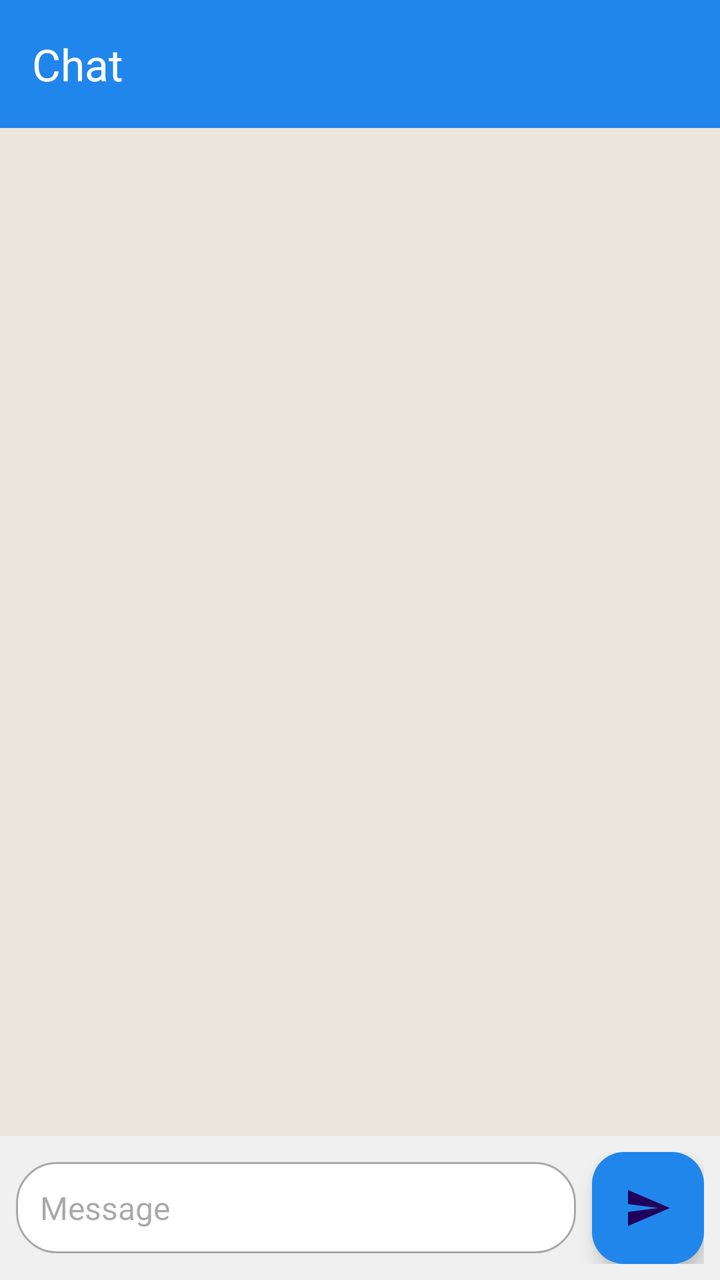
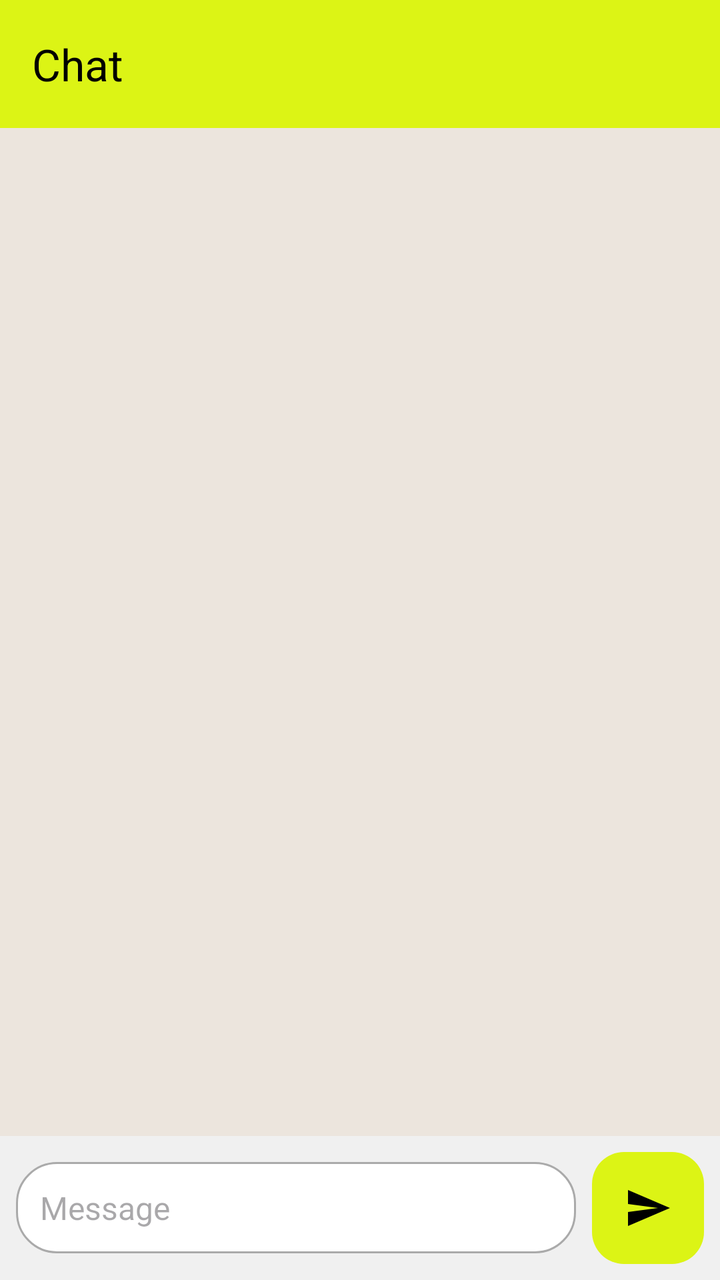

Two renders of the same Android screen: before a commit and after it. Below are the layout's source before the change and the commit's diff.
<!-- AndroidManifest.xml: activity theme Theme.KotlinChat -->
<!-- res/layout/activity_chat.xml -->
<?xml version="1.0" encoding="utf-8"?>
<androidx.coordinatorlayout.widget.CoordinatorLayout xmlns:android="http://schemas.android.com/apk/res/android"
    xmlns:app="http://schemas.android.com/apk/res-auto"
    xmlns:tools="http://schemas.android.com/tools"
    android:layout_width="match_parent"
    android:layout_height="match_parent"
    tools:context=".ChatActivity">

    <com.google.android.material.appbar.AppBarLayout
        android:layout_width="match_parent"
        android:layout_height="wrap_content"
        android:fitsSystemWindows="true">

        <com.google.android.material.appbar.MaterialToolbar
            android:id="@+id/toolbar"
            android:layout_width="match_parent"
            android:layout_height="?attr/actionBarSize"
            android:background="#2186EB"
            app:titleTextColor="@android:color/white"
            app:title="Chat" />

    </com.google.android.material.appbar.AppBarLayout>

    <include
        android:id="@+id/contentChat"
        layout="@layout/content_chat"
        android:layout_width="match_parent"
        android:layout_height="match_parent"
        app:layout_behavior="@string/appbar_scrolling_view_behavior" />

</androidx.coordinatorlayout.widget.CoordinatorLayout>
<!-- res/layout/content_chat.xml (included above) -->
<?xml version="1.0" encoding="utf-8"?>
<androidx.constraintlayout.widget.ConstraintLayout xmlns:android="http://schemas.android.com/apk/res/android"
    xmlns:app="http://schemas.android.com/apk/res-auto"
    android:layout_width="match_parent"
    android:layout_height="match_parent"
    android:background="#ECE5DD">

    <androidx.recyclerview.widget.RecyclerView
        android:id="@+id/messagesRecyclerView"
        android:layout_width="0dp"
        android:layout_height="0dp"
        android:clipToPadding="false"
        android:paddingTop="16dp"
        android:paddingBottom="8dp"
        app:layout_constraintBottom_toTopOf="@+id/messageInputContainer"
        app:layout_constraintEnd_toEndOf="parent"
        app:layout_constraintStart_toStartOf="parent"
        app:layout_constraintTop_toTopOf="parent" />

    <LinearLayout
        android:id="@+id/messageInputContainer"
        android:layout_width="0dp"
        android:layout_height="wrap_content"
        android:background="#F0F0F0"
        android:orientation="horizontal"
        android:padding="8dp"
        android:gravity="center_vertical"
        app:layout_constraintBottom_toBottomOf="parent"
        app:layout_constraintEnd_toEndOf="parent"
        app:layout_constraintStart_toStartOf="parent">

        <EditText
            android:id="@+id/messageEditText"
            android:layout_width="0dp"
            android:layout_height="wrap_content"
            android:layout_weight="1"
            android:background="@drawable/bg_input_field"
            android:hint="Message"
            android:maxLines="5"
            android:minHeight="40dp"
            android:padding="12dp"
            android:textSize="16sp"
            android:textColor="#000000"
            android:inputType="textCapSentences|textMultiLine" />

        <com.google.android.material.floatingactionbutton.FloatingActionButton
            android:id="@+id/sendButton"
            android:layout_width="wrap_content"
            android:layout_height="wrap_content"
            android:layout_marginStart="8dp"
            android:src="@drawable/ic_send"
            android:backgroundTint="#2186EB"
            app:fabSize="mini"
            android:contentDescription="Send message" />
    </LinearLayout>

</androidx.constraintlayout.widget.ConstraintLayout>
<!-- resources referenced by this layout -->
<resources>
  <!-- drawable bg_input_field (drawable) -->
  <?xml version="1.0" encoding="utf-8"?>
  <shape xmlns:android="http://schemas.android.com/apk/res/android"
      android:shape="rectangle">
      <solid android:color="@android:color/white" />
      <corners android:radius="20dp" />
      <stroke
          android:width="1dp"
          android:color="@android:color/darker_gray" />
  </shape>
  <!-- drawable ic_send (drawable) -->
  <vector xmlns:android="http://schemas.android.com/apk/res/android"
      android:width="24dp"
      android:height="24dp"
      android:viewportWidth="24"
      android:viewportHeight="24">
      <path
          android:fillColor="#FFFFFF"
          android:pathData="M2.01,21L23,12 2.01,3 2,10l15,2 -15,2z"/>
  </vector>
  <style name="Theme.KotlinChat" parent="Base.Theme.KotlinChat" />
  <style name="Base.Theme.KotlinChat" parent="Theme.Material3.DayNight.NoActionBar">
          
          
      </style>
</resources>

<!-- the commit's change to res/layout/activity_chat.xml (unified diff, before → after) -->
@@ -15,8 +15,8 @@
             android:id="@+id/toolbar"
             android:layout_width="match_parent"
             android:layout_height="?attr/actionBarSize"
-            android:background="#2186EB"
-            app:titleTextColor="@android:color/white"
+            android:background="@color/primary"
+            app:titleTextColor="@color/black"
             app:title="Chat" />
 
     </com.google.android.material.appbar.AppBarLayout>
@@ -81,8 +81,11 @@
             android:layout_height="wrap_content"
             android:layout_marginStart="8dp"
             android:src="@drawable/ic_send"
-            android:backgroundTint="#2186EB"
+            android:backgroundTint="@color/primary"
+            app:tint="@color/black"
             app:fabSize="mini"
+            app:elevation="0dp"
+            app:pressedTranslationZ="0dp"
             android:contentDescription="Send message" />
     </LinearLayout>
 
<!-- resource entries referenced after the edit -->
@@ -1,5 +1,7 @@
 <!-- resources referenced by this layout -->
 <resources>
+  <color name="black">#FF000000</color>
+  <color name="primary">#DCF415</color>
   <!-- drawable bg_input_field (drawable) -->
   <?xml version="1.0" encoding="utf-8"?>
   <shape xmlns:android="http://schemas.android.com/apk/res/android"
@@ -17,7 +19,7 @@
       android:viewportWidth="24"
       android:viewportHeight="24">
       <path
-          android:fillColor="#FFFFFF"
+          android:fillColor="#000000"
           android:pathData="M2.01,21L23,12 2.01,3 2,10l15,2 -15,2z"/>
   </vector>
   <style name="Theme.KotlinChat" parent="Base.Theme.KotlinChat" />
